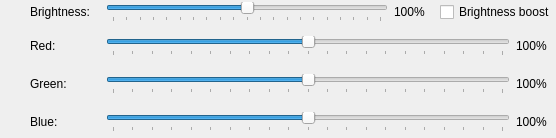
Before: the Qt Designer form widgets/alc-color-correction-widget.ui in dev-0x7C6/led-frame, drawn with Qt 5.
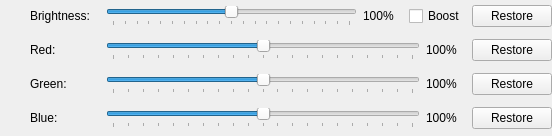
After: the same form once the commit is applied. Icons and pictures are not drawn.

What changed in the file:
```diff
--- a/widgets/alc-color-correction-widget.ui
+++ b/widgets/alc-color-correction-widget.ui
@@ -6,8 +6,8 @@
    <rect>
     <x>0</x>
     <y>0</y>
-    <width>556</width>
-    <height>138</height>
+    <width>552</width>
+    <height>136</height>
    </rect>
   </property>
   <property name="windowTitle">
@@ -107,7 +107,14 @@
      <item>
       <widget class="QCheckBox" name="brightnessBoost">
        <property name="text">
-        <string>Brightness boost</string>
+        <string>Boost</string>
+       </property>
+      </widget>
+     </item>
+     <item>
+      <widget class="QPushButton" name="restoreBrightness">
+       <property name="text">
+        <string>Restore</string>
        </property>
       </widget>
      </item>
@@ -200,6 +207,13 @@
        </property>
       </widget>
      </item>
+     <item>
+      <widget class="QPushButton" name="restoreRed">
+       <property name="text">
+        <string>Restore</string>
+       </property>
+      </widget>
+     </item>
     </layout>
    </item>
    <item>
@@ -289,6 +303,13 @@
        </property>
       </widget>
      </item>
+     <item>
+      <widget class="QPushButton" name="restoreGreen">
+       <property name="text">
+        <string>Restore</string>
+       </property>
+      </widget>
+     </item>
     </layout>
    </item>
    <item>
@@ -378,6 +399,13 @@
        </property>
       </widget>
      </item>
+     <item>
+      <widget class="QPushButton" name="restoreBlue">
+       <property name="text">
+        <string>Restore</string>
+       </property>
+      </widget>
+     </item>
     </layout>
    </item>
   </layout>
```
